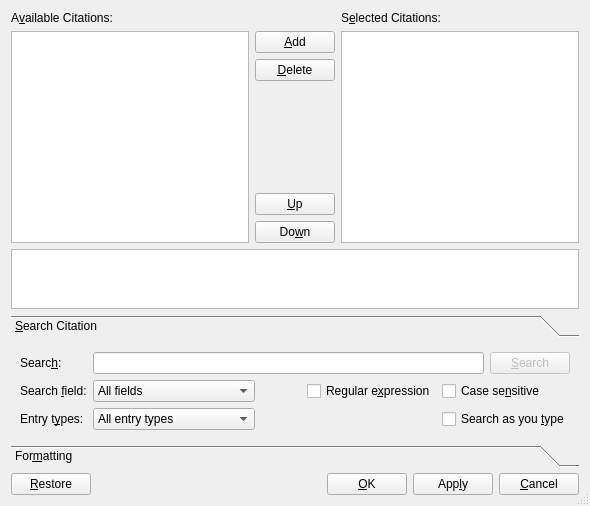
Above: src/frontends/qt4/ui/CitationUi.ui from cburschka/lyx before the change. Below: the same form after it.
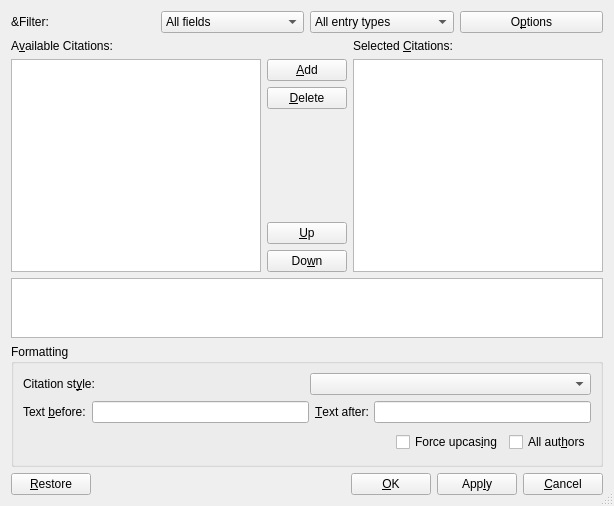
That is the form after the change. The open tabs and pages were chosen to show the change. Icons and pictures are not drawn. Custom widgets are drawn as their Qt base class.

Commit message: Citation dialog redesign

Patch:
```diff
--- a/src/frontends/qt4/ui/CitationUi.ui
+++ b/src/frontends/qt4/ui/CitationUi.ui
@@ -6,7 +6,7 @@
    <rect>
     <x>0</x>
     <y>0</y>
-    <width>590</width>
+    <width>614</width>
     <height>506</height>
    </rect>
   </property>
@@ -16,8 +16,84 @@
   <property name="sizeGripEnabled">
    <bool>true</bool>
   </property>
-  <layout class="QGridLayout" name="gridLayout_4" rowstretch="1,0,0">
+  <layout class="QGridLayout" name="gridLayout_3">
    <item row="0" column="0">
+    <layout class="QHBoxLayout" name="horizontalLayout_6">
+     <item>
+      <layout class="QHBoxLayout" name="horizontalLayout_5">
+       <item>
+        <widget class="QLabel" name="findKeysLA">
+         <property name="text">
+          <string>&amp;Filter:</string>
+         </property>
+         <property name="alignment">
+          <set>Qt::AlignLeading|Qt::AlignLeft|Qt::AlignVCenter</set>
+         </property>
+        </widget>
+       </item>
+       <item>
+        <layout class="QHBoxLayout" name="filterBarL"/>
+       </item>
+      </layout>
+     </item>
+     <item>
+      <widget class="QComboBox" name="fieldsCO">
+       <property name="sizePolicy">
+        <sizepolicy hsizetype="Preferred" vsizetype="Fixed">
+         <horstretch>0</horstretch>
+         <verstretch>0</verstretch>
+        </sizepolicy>
+       </property>
+       <property name="maxVisibleItems">
+        <number>16</number>
+       </property>
+       <property name="insertPolicy">
+        <enum>QComboBox::NoInsert</enum>
+       </property>
+       <property name="sizeAdjustPolicy">
+        <enum>QComboBox::AdjustToContents</enum>
+       </property>
+       <item>
+        <property name="text">
+         <string>All fields</string>
+        </property>
+       </item>
+      </widget>
+     </item>
+     <item>
+      <widget class="QComboBox" name="entriesCO">
+       <property name="sizePolicy">
+        <sizepolicy hsizetype="Preferred" vsizetype="Fixed">
+         <horstretch>0</horstretch>
+         <verstretch>0</verstretch>
+        </sizepolicy>
+       </property>
+       <property name="insertPolicy">
+        <enum>QComboBox::NoInsert</enum>
+       </property>
+       <property name="sizeAdjustPolicy">
+        <enum>QComboBox::AdjustToContents</enum>
+       </property>
+       <item>
+        <property name="text">
+         <string>All entry types</string>
+        </property>
+       </item>
+      </widget>
+     </item>
+     <item>
+      <widget class="QPushButton" name="searchOptionsPB">
+       <property name="text">
+        <string>O&amp;ptions</string>
+       </property>
+       <property name="autoDefault">
+        <bool>false</bool>
+       </property>
+      </widget>
+     </item>
+    </layout>
+   </item>
+   <item row="1" column="0">
     <layout class="QVBoxLayout" name="verticalLayout_2">
      <item>
       <layout class="QGridLayout" name="gridLayout">
@@ -143,7 +219,7 @@
            <item>
             <widget class="QLabel" name="selectedKeysLA">
              <property name="text">
-              <string>S&amp;elected Citations:</string>
+              <string>Selected &amp;Citations:</string>
              </property>
              <property name="buddy">
               <cstring>selectedLV</cstring>
@@ -181,190 +257,15 @@
      </item>
     </layout>
    </item>
-   <item row="1" column="0">
-    <widget class="lyx::frontend::LyXToolBox" name="citationTB">
-     <property name="sizePolicy">
-      <sizepolicy hsizetype="MinimumExpanding" vsizetype="MinimumExpanding">
-       <horstretch>0</horstretch>
-       <verstretch>0</verstretch>
-      </sizepolicy>
-     </property>
-     <property name="accessibleName">
-      <string/>
-     </property>
-     <property name="currentIndex">
-      <number>1</number>
-     </property>
-     <widget class="QWidget" name="page">
-      <attribute name="label">
-       <string>&amp;Search Citation</string>
-      </attribute>
-      <layout class="QGridLayout" name="gridLayout_3" columnstretch="0,1,0,0,0,0">
-       <property name="sizeConstraint">
-        <enum>QLayout::SetMinimumSize</enum>
-       </property>
-       <item row="0" column="0">
-        <widget class="QLabel" name="findKeysLA">
-         <property name="text">
-          <string>Searc&amp;h:</string>
-         </property>
-         <property name="alignment">
-          <set>Qt::AlignLeading|Qt::AlignLeft|Qt::AlignVCenter</set>
-         </property>
-         <property name="buddy">
-          <cstring>findLE</cstring>
-         </property>
-        </widget>
-       </item>
-       <item row="0" column="1" colspan="4">
-        <widget class="QLineEdit" name="findLE">
-         <property name="toolTip">
-          <string>Enter the text to search for and press Enter or click the button to search</string>
-         </property>
-         <property name="text">
-          <string/>
-         </property>
-        </widget>
-       </item>
-       <item row="0" column="5">
-        <widget class="QPushButton" name="searchPB">
-         <property name="enabled">
-          <bool>false</bool>
-         </property>
-         <property name="toolTip">
-          <string>Click or press Enter in the search box to search</string>
-         </property>
-         <property name="text">
-          <string>&amp;Search</string>
-         </property>
-         <property name="autoDefault">
-          <bool>false</bool>
-         </property>
-        </widget>
-       </item>
-       <item row="1" column="0">
-        <widget class="QLabel" name="fieldsLA">
-         <property name="text">
-          <string>Search &amp;field:</string>
-         </property>
-         <property name="buddy">
-          <cstring>fieldsCO</cstring>
-         </property>
-        </widget>
-       </item>
-       <item row="1" column="1">
-        <widget class="QComboBox" name="fieldsCO">
-         <property name="sizePolicy">
-          <sizepolicy hsizetype="MinimumExpanding" vsizetype="Fixed">
-           <horstretch>0</horstretch>
-           <verstretch>0</verstretch>
-          </sizepolicy>
-         </property>
-         <property name="maxVisibleItems">
-          <number>16</number>
-         </property>
-         <property name="insertPolicy">
-          <enum>QComboBox::NoInsert</enum>
-         </property>
-         <property name="sizeAdjustPolicy">
-          <enum>QComboBox::AdjustToContents</enum>
-         </property>
-         <item>
-          <property name="text">
-           <string>All fields</string>
-          </property>
-         </item>
-        </widget>
-       </item>
-       <item row="1" column="2">
-        <spacer>
-         <property name="orientation">
-          <enum>Qt::Horizontal</enum>
-         </property>
-         <property name="sizeHint" stdset="0">
-          <size>
-           <width>40</width>
-           <height>20</height>
-          </size>
-         </property>
-        </spacer>
-       </item>
-       <item row="1" column="3">
-        <widget class="QCheckBox" name="regexCB">
-         <property name="text">
-          <string>Regular e&amp;xpression</string>
-         </property>
-        </widget>
-       </item>
-       <item row="1" column="4" colspan="2">
-        <widget class="QCheckBox" name="caseCB">
-         <property name="text">
-          <string>Case se&amp;nsitive</string>
-         </property>
-        </widget>
-       </item>
        <item row="2" column="0">
-        <widget class="QLabel" name="entriesLA">
-         <property name="text">
-          <string>Entry t&amp;ypes:</string>
-         </property>
-         <property name="buddy">
-          <cstring>entriesCO</cstring>
-         </property>
-        </widget>
-       </item>
-       <item row="2" column="1">
-        <widget class="QComboBox" name="entriesCO">
-         <property name="sizePolicy">
-          <sizepolicy hsizetype="MinimumExpanding" vsizetype="Fixed">
-           <horstretch>0</horstretch>
-           <verstretch>0</verstretch>
-          </sizepolicy>
-         </property>
-         <property name="insertPolicy">
-          <enum>QComboBox::NoInsert</enum>
-         </property>
-         <property name="sizeAdjustPolicy">
-          <enum>QComboBox::AdjustToContents</enum>
-         </property>
-         <item>
-          <property name="text">
-           <string>All entry types</string>
-          </property>
-         </item>
-        </widget>
-       </item>
-       <item row="2" column="2">
-        <spacer>
-         <property name="orientation">
-          <enum>Qt::Horizontal</enum>
-         </property>
-         <property name="sizeHint" stdset="0">
-          <size>
-           <width>40</width>
-           <height>20</height>
-          </size>
-         </property>
-        </spacer>
-       </item>
-       <item row="2" column="4" colspan="2">
-        <widget class="QCheckBox" name="asTypeCB">
-         <property name="text">
-          <string>Search as you &amp;type</string>
-         </property>
-        </widget>
-       </item>
-      </layout>
-     </widget>
-     <widget class="QWidget" name="page_2">
-      <attribute name="label">
-       <string>For&amp;matting</string>
-      </attribute>
+    <widget class="QGroupBox" name="FormattingGB">
+     <property name="title">
+      <string>Formatting</string>
+     </property>
       <layout class="QGridLayout" name="gridLayout_2">
-       <property name="sizeConstraint">
-        <enum>QLayout::SetMinimumSize</enum>
-       </property>
        <item row="0" column="0">
+       <layout class="QHBoxLayout" name="horizontalLayout_3">
+        <item>
         <widget class="QLabel" name="citationStyleLA">
          <property name="text">
           <string>Citation st&amp;yle:</string>
@@ -374,14 +275,18 @@
          </property>
         </widget>
        </item>
-       <item row="0" column="1" colspan="3">
+        <item>
         <widget class="QComboBox" name="citationStyleCO">
          <property name="toolTip">
           <string>Natbib citation style to use</string>
          </property>
         </widget>
        </item>
+       </layout>
+      </item>
        <item row="1" column="0">
+       <layout class="QHBoxLayout" name="horizontalLayout_4">
+        <item>
         <widget class="QLabel" name="textBeforeLA">
          <property name="text">
           <string>Text &amp;before:</string>
@@ -391,14 +296,14 @@
          </property>
         </widget>
        </item>
-       <item row="1" column="1">
+        <item>
         <widget class="QLineEdit" name="textBeforeED">
          <property name="toolTip">
           <string>Text to place before citation</string>
          </property>
         </widget>
        </item>
-       <item row="1" column="2">
+        <item>
         <widget class="QLabel" name="textAfterLA">
          <property name="text">
           <string>&amp;Text after:</string>
@@ -408,14 +313,16 @@
          </property>
         </widget>
        </item>
-       <item row="1" column="3">
+        <item>
         <widget class="QLineEdit" name="textAfterED">
          <property name="toolTip">
           <string>Text to place after citation</string>
          </property>
         </widget>
        </item>
-       <item row="2" column="0" colspan="4">
+       </layout>
+      </item>
+      <item row="2" column="0">
         <layout class="QHBoxLayout">
          <property name="spacing">
           <number>6</number>
@@ -445,33 +352,32 @@
            </property>
           </spacer>
          </item>
-         <item>
-          <widget class="QCheckBox" name="fulllistCB">
-           <property name="toolTip">
-            <string>List all authors</string>
-           </property>
-           <property name="text">
-            <string>&amp;Full author list</string>
-           </property>
-          </widget>
-         </item>
          <item>
           <widget class="QCheckBox" name="forceuppercaseCB">
            <property name="toolTip">
             <string>Force upper case in citation</string>
            </property>
            <property name="text">
-            <string>Force u&amp;pper case</string>
+           <string>Force upcas&amp;ing</string>
            </property>
           </widget>
          </item>
+        <item>
+         <widget class="QCheckBox" name="fulllistCB">
+          <property name="toolTip">
+           <string>List all authors</string>
+          </property>
+          <property name="text">
+           <string>All aut&amp;hors</string>
+          </property>
+         </widget>
+        </item>
         </layout>
        </item>
       </layout>
      </widget>
-    </widget>
    </item>
-   <item row="2" column="0">
+   <item row="3" column="0">
     <layout class="QHBoxLayout">
      <property name="spacing">
       <number>6</number>
@@ -548,14 +454,6 @@
    </item>
   </layout>
  </widget>
- <customwidgets>
-  <customwidget>
-   <class>lyx::frontend::LyXToolBox</class>
-   <extends>QToolBox</extends>
-   <header>LyXToolBox.h</header>
-   <container>1</container>
-  </customwidget>
- </customwidgets>
  <tabstops>
   <tabstop>availableLV</tabstop>
   <tabstop>addPB</tabstop>
```
Left out of the diff: 18 changed lines with no effect on the pictures. Lines whose indentation alone changed are shown as unchanged. The commit also changes 2 other files.
